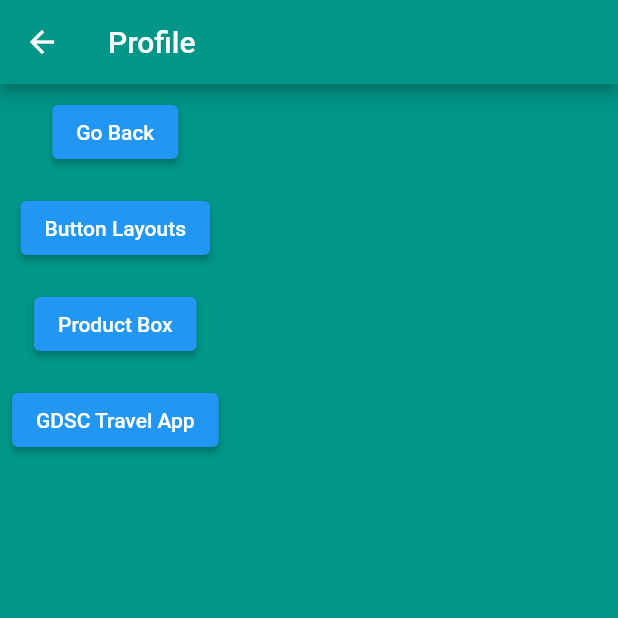
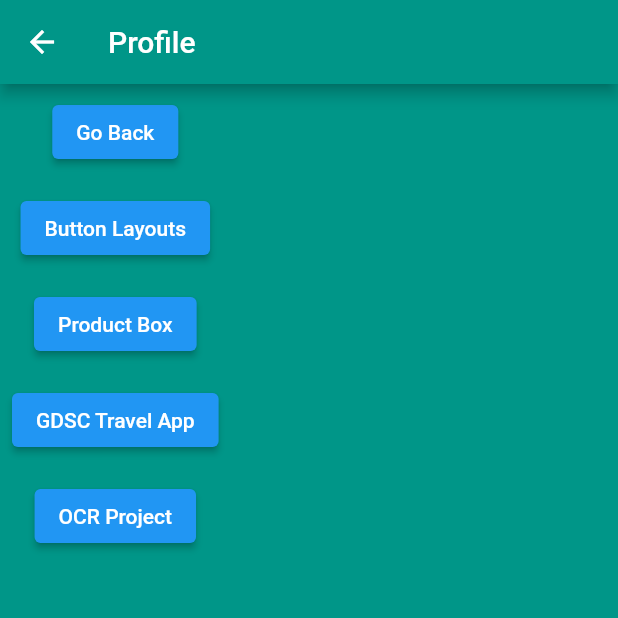
Before and after one commit to LalremLian/GDSC_Flutter, a Flutter app: the screen it shows after launch, after a tap on "More Options", on a phone screen of 412 x 824 dp, the top half of it. Run offline on Flutter 3.47's test engine with Material 2 defaults, Android fonts, the phone set to English and light mode, and no system bars; network calls fail.

Commit message:
added OCR_Page

```diff
--- a/lib/GDSC/view/GDSC_home_page.dart
+++ b/lib/GDSC/view/GDSC_home_page.dart
@@ -39,7 +39,6 @@ class GDSC_Home extends StatelessWidget {
                 gridDelegate: const SliverGridDelegateWithFixedCrossAxisCount(
                     crossAxisCount: 2),
                 itemBuilder: (context, index) {
-                  var citiList = cities[index];
                   return Padding(
                     padding: const EdgeInsets.all(8.0),
                     //........................InkWell is like setOnClickListener
--- /dev/null
+++ b/lib/OCR/view/home_page.dart
@@ -0,0 +1,19 @@
+import 'package:flutter/material.dart';
+
+class OCR_Home extends StatelessWidget {
+  const OCR_Home({Key? key}) : super(key: key);
+
+  @override
+  Widget build(BuildContext context) {
+    return Scaffold(
+      appBar: AppBar(
+        title: const Text("OCR Project"),
+      ),
+      body: Column(
+        children: const [
+
+        ],
+      ),
+    );
+  }
+}
--- a/lib/view/profile_page.dart
+++ b/lib/home_page.dart
@@ -1,4 +1,4 @@
-import 'package:dummy/view/more_page.dart';
+import 'package:dummy/more_page.dart';
 import 'package:flutter/material.dart';
 
 class Home extends StatelessWidget {
@@ -89,7 +89,7 @@ class Home extends StatelessWidget {
               onPressed: () {
                 Navigator.push(
                   context,
-                  MaterialPageRoute(builder: (context) => const Profile()),
+                  MaterialPageRoute(builder: (context) => const MorePage()),
                 );
               },
               child: const Text('More Options'))
--- a/lib/main.dart
+++ b/lib/main.dart
@@ -1,4 +1,4 @@
-import 'package:dummy/view/profile_page.dart';
+import 'package:dummy/home_page.dart';
 import 'package:flutter/material.dart';
 
 void main() {
--- a/lib/view/more_page.dart
+++ b/lib/more_page.dart
@@ -1,12 +1,13 @@
 import 'package:dummy/GDSC/view/GDSC_home_page.dart';
-import 'package:dummy/view/productBox_page.dart';
+import 'package:dummy/OCR/view/home_page.dart';
+import 'package:dummy/productBox_page.dart';
 import 'package:flutter/material.dart';
 
-import '../main.dart';
+import 'main.dart';
 import 'buttonLayouts_page.dart';
 
-class Profile extends StatelessWidget {
-  const Profile({Key? key}) : super(key: key);
+class MorePage extends StatelessWidget {
+  const MorePage({Key? key}) : super(key: key);
 
   @override
   Widget build(BuildContext context) {
@@ -81,6 +82,21 @@ class Profile extends StatelessWidget {
               child: const Text('GDSC Travel App'),
             ),
           ),
+          Padding(
+            //..................................................Button GDSC_Home
+            padding: const EdgeInsets.all(8.0),
+            child: ElevatedButton(
+              //..................................Navigator.pop is not mandatory
+              onPressed: () {
+                Navigator.push(
+                  context,
+                  MaterialPageRoute(
+                      builder: (context) => const OCR_Home()),
+                );
+              },
+              child: const Text('OCR Project'),
+            ),
+          ),
         ],
       ),
     );
```
Also changed, not shown: lib/GDSC/model/travel.dart (+10 -10 lines), lib/GDSC/view/street_page.dart (+63 -9 lines), lib/buttonLayouts_page.dart (renamed from lib/view/buttonLayouts_page.dart), lib/productBox_page.dart (renamed from lib/view/productBox_page.dart).
